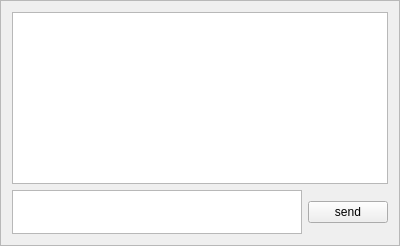
This is chatboxdialogcontent.ui in wernix/messenger as Qt 5 draws it before an edit. The edited form follows.
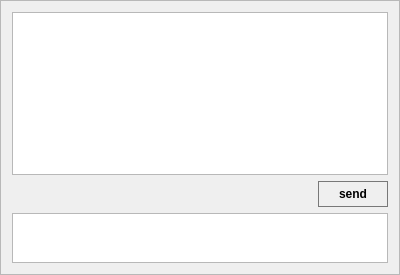
This is the edited form.

Diff of the .ui file:
```diff
--- a/chatboxdialogcontent.ui
+++ b/chatboxdialogcontent.ui
@@ -7,7 +7,7 @@
     <x>0</x>
     <y>0</y>
     <width>400</width>
-    <height>246</height>
+    <height>275</height>
    </rect>
   </property>
   <property name="windowTitle">
@@ -28,27 +28,65 @@
     </widget>
    </item>
    <item>
-    <layout class="QHBoxLayout" name="horizontalLayout">
+    <layout class="QVBoxLayout" name="verticalLayout_2">
      <property name="sizeConstraint">
       <enum>QLayout::SetDefaultConstraint</enum>
      </property>
+     <item>
+      <layout class="QHBoxLayout" name="horizontalLayout">
+       <item>
+        <spacer name="horizontalSpacer">
+         <property name="orientation">
+          <enum>Qt::Horizontal</enum>
+         </property>
+         <property name="sizeHint" stdset="0">
+          <size>
+           <width>40</width>
+           <height>20</height>
+          </size>
+         </property>
+        </spacer>
+       </item>
+       <item>
+        <widget class="QPushButton" name="sendButton">
+         <property name="styleSheet">
+          <string notr="true">QPushButton {
+	border: 1px solid rgb(120, 120, 120) ;
+	font-weight: 600;
+	padding-left: 20px;
+	padding-right: 20px;
+	padding-top: 5px;
+	padding-bottom:5px;
+}
+
+QPushButton:hover {
+	background-color: rgb(0, 0, 0);
+	color: rgb(255, 255, 255);
+}</string>
+         </property>
+         <property name="text">
+          <string>send</string>
+         </property>
+        </widget>
+       </item>
+      </layout>
+     </item>
      <item>
       <widget class="QTextEdit" name="msgEdit">
+       <property name="sizePolicy">
+        <sizepolicy hsizetype="Expanding" vsizetype="Fixed">
+         <horstretch>0</horstretch>
+         <verstretch>0</verstretch>
+        </sizepolicy>
+       </property>
        <property name="maximumSize">
         <size>
          <width>16777215</width>
-         <height>44</height>
+         <height>50</height>
         </size>
        </property>
       </widget>
      </item>
-     <item>
-      <widget class="QPushButton" name="sendButton">
-       <property name="text">
-        <string>send</string>
-       </property>
-      </widget>
-     </item>
     </layout>
    </item>
   </layout>
```
